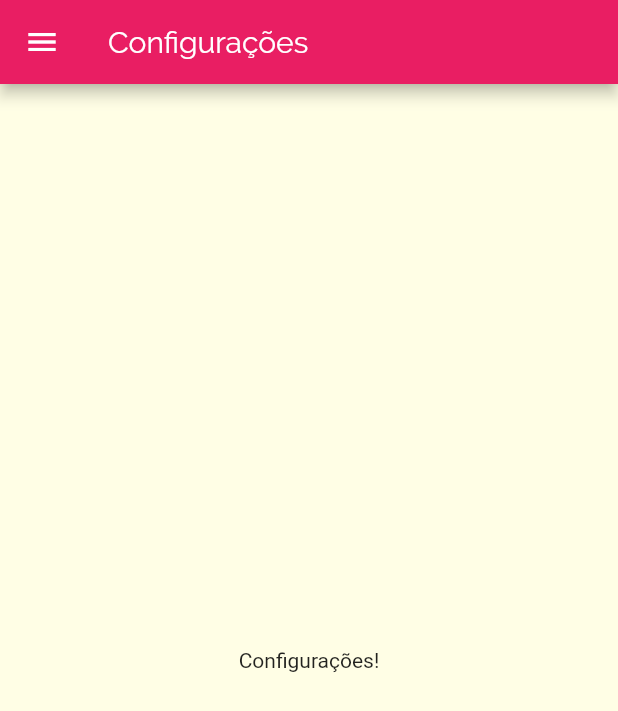
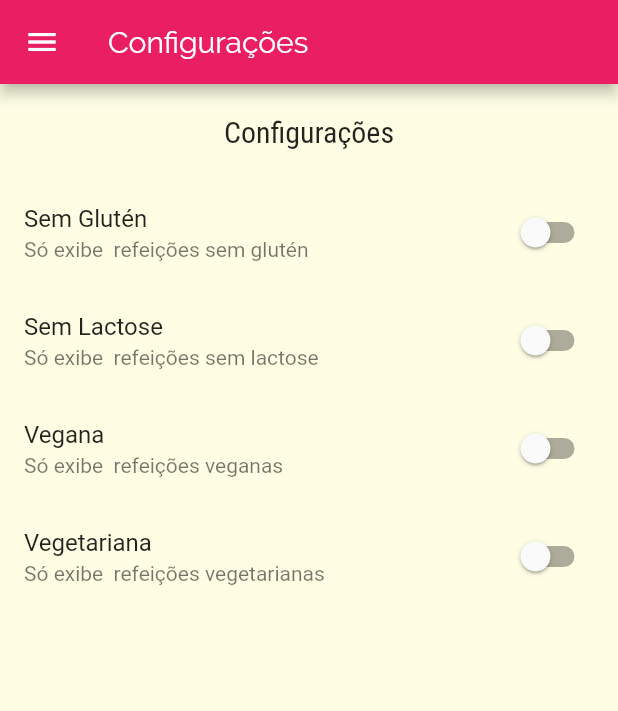
Before and after one commit to JoelSchecheleski/food, a Flutter app: the SettingsScreen screen opened by its route, on a phone screen of 412 x 824 dp. Shown: the top 711 px of the screen. Run offline on Flutter 3.47's test engine with Material 2 defaults, Android fonts, the phone set to English and light mode, and no system bars; network calls fail.

Commit message:
Adicionado filtros em settings

```diff
--- /dev/null
+++ b/lib/models/settings.dart
@@ -0,0 +1,12 @@
+class Settings {
+  bool isGlutenFree;
+  bool isVegan;
+  bool isVegetarian;
+  bool isLactoseFree;
+
+  Settings(
+      {this.isGlutenFree = false,
+      this.isVegan = false,
+      this.isVegetarian = false,
+      this.isLactoseFree = false});
+}
--- a/lib/screens/meal_detail_screen.dart
+++ b/lib/screens/meal_detail_screen.dart
@@ -87,7 +87,7 @@ class MealDetailScreen extends StatelessWidget {
         onPressed: () {
           Navigator.of(context).pop(
             // Passa o resultado para a tela anterior
-            meal.title
+            meal.id
           );
         },
       ),
--- a/lib/screens/settings_screen.dart
+++ b/lib/screens/settings_screen.dart
@@ -1,17 +1,75 @@
 import 'package:flutter/material.dart';
 import 'package:food/componentes/main_drawer.dart';
+import 'package:food/models/settings.dart';
 
-class SettingsScreen extends StatelessWidget {
+class SettingsScreen extends StatefulWidget {
+  @override
+  _SettingsScreenState createState() => _SettingsScreenState();
+}
+
+class _SettingsScreenState extends State<SettingsScreen> {
+  var settings = Settings();
+
+  Widget _createSwitch(
+    String title,
+    String subtitle,
+    bool value,
+    Function onChanged,
+  ) {
+    return SwitchListTile(
+      title: Text(title),
+      subtitle: Text(subtitle),
+      value: value,
+      onChanged: onChanged,
+    );
+  }
+
   @override
   Widget build(BuildContext context) {
     return Scaffold(
-      drawer: MainDrawer(),
-      appBar: AppBar(
-        title: Text('Configurações'),
-      ),
-      body: Center(
-        child: Text('Configurações!'),
-      ),
-    );
+        drawer: MainDrawer(),
+        appBar: AppBar(
+          title: Text('Configurações'),
+        ),
+        body: Column(
+          children: [
+            Container(
+              padding: EdgeInsets.all(20),
+              child: Text(
+                'Configurações',
+                style: Theme.of(context).textTheme.title,
+              ),
+            ),
+            Expanded(
+                child: ListView(
+              children: [
+                _createSwitch(
+                  'Sem Glutén',
+                  'Só exibe  refeições sem glutén',
+                  settings.isGlutenFree,
+                  (value) => setState(() => settings.isGlutenFree = value),
+                ),
+                _createSwitch(
+                  'Sem Lactose',
+                  'Só exibe  refeições sem lactose',
+                  settings.isLactoseFree,
+                      (value) => setState(() => settings.isLactoseFree = value),
+                ),
+                _createSwitch(
+                  'Vegana',
+                  'Só exibe  refeições veganas',
+                  settings.isVegan,
+                      (value) => setState(() => settings.isVegan = value),
+                ),
+                _createSwitch(
+                  'Vegetariana',
+                  'Só exibe  refeições vegetarianas',
+                  settings.isVegetarian,
+                      (value) => setState(() => settings.isVegetarian = value),
+                ),
+              ],
+            ))
+          ],
+        ));
   }
 }
```
